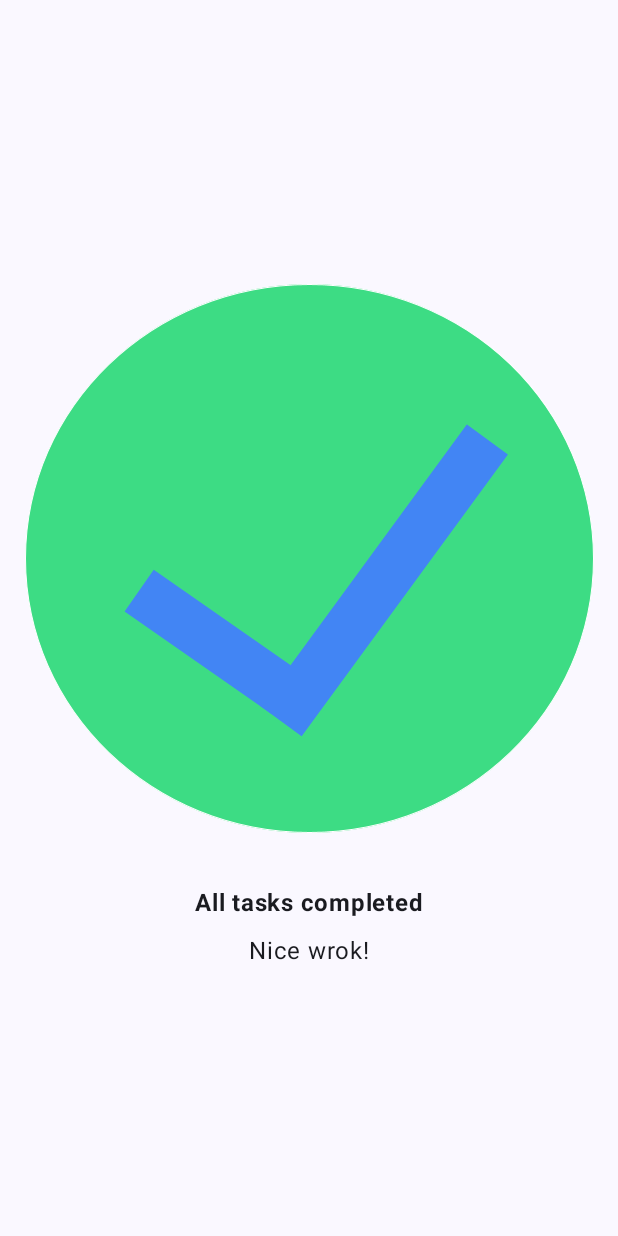
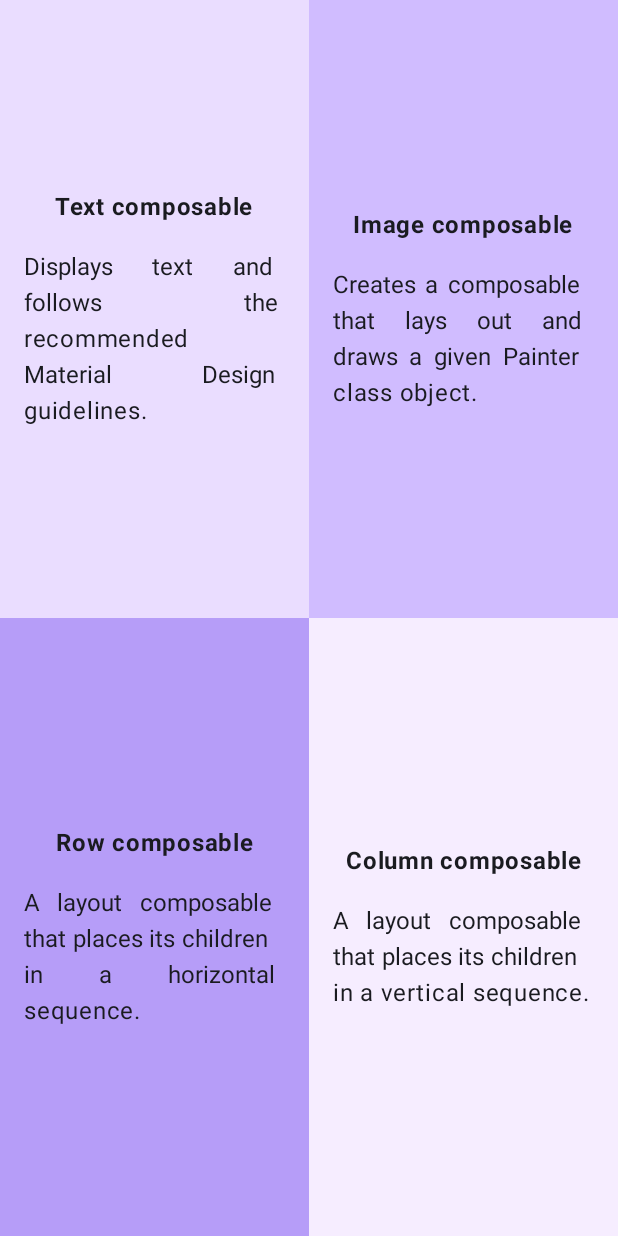
Before and after one commit to dlwngud/compose, an Android app built with Jetpack Compose: the screen it shows after launch (MainActivity), on a phone screen of 412 x 824 dp. Run offline under Robolectric (Android 15) with nearby library versions, the phone set to English and light mode, and no system bars.

Commit message:
[feat] Compose 사분면 문제 구현

```diff
--- a/app/src/main/java/com/wngud/compose1/MainActivity.kt
+++ b/app/src/main/java/com/wngud/compose1/MainActivity.kt
@@ -4,9 +4,10 @@ import android.os.Bundle
 import androidx.activity.ComponentActivity
 import androidx.activity.compose.setContent
 import androidx.compose.foundation.Image
+import androidx.compose.foundation.background
 import androidx.compose.foundation.layout.Arrangement
-import androidx.compose.foundation.layout.Box
 import androidx.compose.foundation.layout.Column
+import androidx.compose.foundation.layout.Row
 import androidx.compose.foundation.layout.fillMaxHeight
 import androidx.compose.foundation.layout.fillMaxSize
 import androidx.compose.foundation.layout.fillMaxWidth
@@ -17,9 +18,8 @@ import androidx.compose.material3.Text
 import androidx.compose.runtime.Composable
 import androidx.compose.ui.Alignment
 import androidx.compose.ui.Modifier
+import androidx.compose.ui.graphics.Color
 import androidx.compose.ui.res.painterResource
-import androidx.compose.ui.text.TextStyle
-import androidx.compose.ui.text.font.FontStyle
 import androidx.compose.ui.text.font.FontWeight
 import androidx.compose.ui.text.style.TextAlign
 import androidx.compose.ui.tooling.preview.Preview
@@ -38,7 +38,8 @@ class MainActivity : ComponentActivity() {
                     color = MaterialTheme.colorScheme.background
                 ) {
                     // problem1()
-                    problem2()
+                    // problem2()
+                    problem3()
                 }
             }
         }
@@ -91,10 +92,65 @@ fun problem2(modifier: Modifier = Modifier) {
     }
 }
 
+@Composable
+fun problem3() {
+    Column(Modifier.fillMaxWidth()) {
+        Row(Modifier.weight(1f)) {
+            composeCard(
+                text1 = "Text composable",
+                text2 = "Displays text and follows the recommended Material Design guidelines.",
+                bgColor = Color(0xFFEADDFF),
+                modifier = Modifier.weight(1f)
+            )
+            composeCard(
+                text1 = "Image composable",
+                text2 = "Creates a composable that lays out and draws a given Painter class object.",
+                bgColor = Color(0xFFD0BCFF),
+                modifier = Modifier.weight(1f)
+            )
+        }
+        Row(Modifier.weight(1f)) {
+            composeCard(
+                text1 = "Row composable",
+                text2 = "A layout composable that places its children in a horizontal sequence.",
+                bgColor = Color(0xFFB69DF8),
+                modifier = Modifier.weight(1f)
+            )
+            composeCard(
+                text1 = "Column composable",
+                text2 = "A layout composable that places its children in a vertical sequence.",
+                bgColor = Color(0xFFF6EDFF),
+                modifier = Modifier.weight(1f)
+            )
+        }
+    }
+}
+@Composable
+fun composeCard(bgColor: Color, text1: String, text2: String, modifier: Modifier = Modifier) {
+    Column(
+        modifier = modifier
+            .fillMaxSize()
+            .background(bgColor)
+            .padding(16.dp),
+        verticalArrangement = Arrangement.Center,
+        horizontalAlignment = Alignment.CenterHorizontally
+    ) {
+        Text(
+            text = text1,
+            modifier = Modifier.padding(bottom = 16.dp),
+            fontWeight = FontWeight.Bold
+        )
+        Text(
+            text = text2,
+            textAlign = TextAlign.Justify
+        )
+    }
+}
+
 @Preview(showBackground = true)
 @Composable
 fun GreetingPreview() {
     Compose1Theme {
-        problem2()
+        problem3()
     }
 }
```
